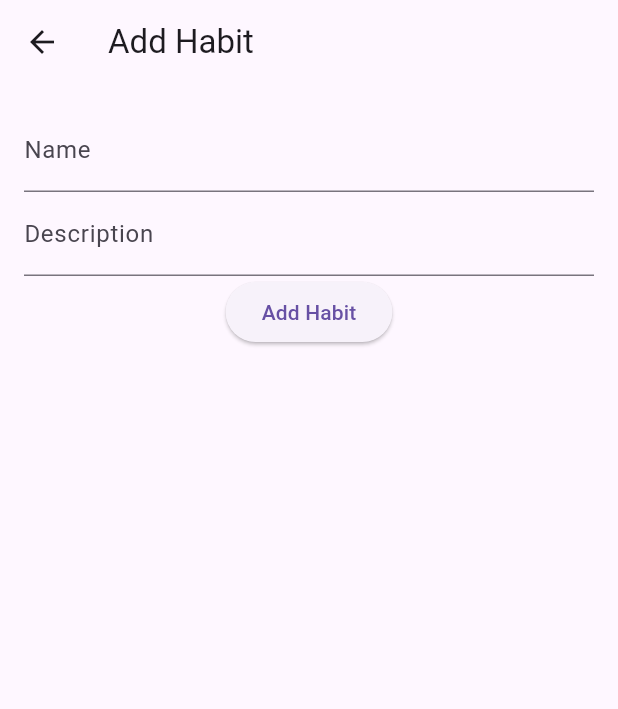
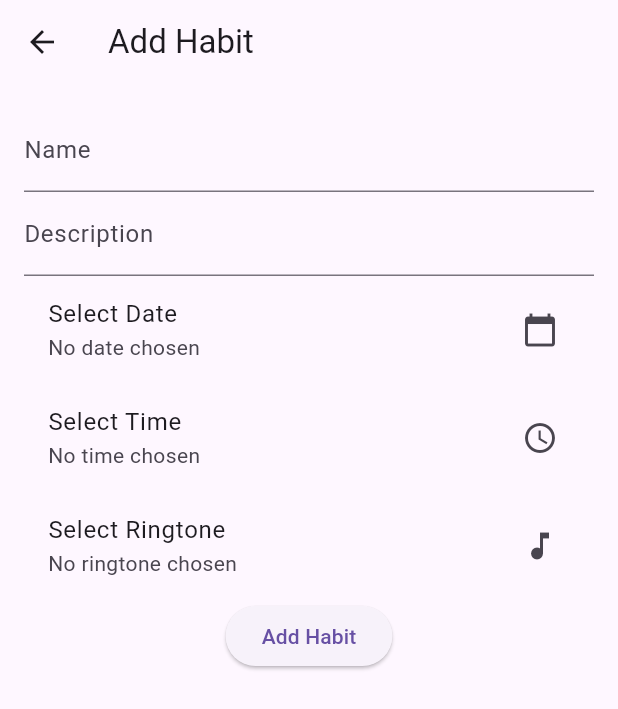
Before and after one commit to Shaiksrb9515/Habit_Tracking_App, a Flutter app: the AddHabitScreen screen opened directly, after a tap on "Add Habit", on a phone screen of 412 x 824 dp. Shown: the top 709 px of the screen. Run offline on Flutter 3.47's test engine with Material 3 defaults, Android fonts, the phone set to English and light mode, and no system bars; our stand-ins replace cloud_firestore, file_picker, firebase_core, fl_chart, flutter_local_notifications, table_calendar and 1 more; accounts and stored records are empty.

```diff
--- a/lib/screens/add_habit_screen.dart
+++ b/lib/screens/add_habit_screen.dart
@@ -1,5 +1,6 @@
 import 'package:flutter/material.dart';
 import 'package:provider/provider.dart';
+import 'package:file_picker/file_picker.dart';
 import 'habit_provider.dart';
 
 class AddHabitScreen extends StatefulWidget {
@@ -13,6 +14,9 @@ class _AddHabitScreenState extends State<AddHabitScreen> {
   final _formKey = GlobalKey<FormState>();
   late String name;
   late String description;
+  DateTime? _selectedDate;
+  TimeOfDay? _selectedTime;
+  String? _selectedRingtone;
 
   @override
   Widget build(BuildContext context) {
@@ -36,10 +40,42 @@ class _AddHabitScreenState extends State<AddHabitScreen> {
                 },
                 decoration: const InputDecoration(labelText: 'Description'),
               ),
+              ListTile(
+                title: const Text("Select Date"),
+                subtitle: Text(_selectedDate == null
+                    ? "No date chosen"
+                    : "${_selectedDate!.toLocal()}".split(' ')[0]),
+                trailing: const Icon(Icons.calendar_today),
+                onTap: _pickDate,
+              ),
+              ListTile(
+                title: const Text("Select Time"),
+                subtitle: Text(_selectedTime == null
+                    ? "No time chosen"
+                    : _selectedTime!.format(context)),
+                trailing: const Icon(Icons.access_time),
+                onTap: _pickTime,
+              ),
+              ListTile(
+                title: const Text("Select Ringtone"),
+                subtitle: Text(_selectedRingtone ?? "No ringtone chosen"),
+                trailing: const Icon(Icons.music_note),
+                onTap: _pickRingtone,
+              ),
               ElevatedButton(
                 onPressed: () {
-                  if (_formKey.currentState!.validate()) {
-                    Provider.of<HabitProvider>(context, listen: false).addHabit(name, description);
+                  if (_formKey.currentState!.validate() &&
+                      _selectedDate != null &&
+                      _selectedTime != null) {
+                    final DateTime scheduledDateTime = DateTime(
+                      _selectedDate!.year,
+                      _selectedDate!.month,
+                      _selectedDate!.day,
+                      _selectedTime!.hour,
+                      _selectedTime!.minute,
+                    );
+                    Provider.of<HabitProvider>(context, listen: false)
+                        .addHabit(name, description, scheduledDateTime, _selectedRingtone);
                     Navigator.pop(context);
                   }
                 },
@@ -51,4 +87,41 @@ class _AddHabitScreenState extends State<AddHabitScreen> {
       ),
     );
   }
+
+  Future<void> _pickDate() async {
+    final DateTime? picked = await showDatePicker(
+      context: context,
+      initialDate: DateTime.now(),
+      firstDate: DateTime(2020),
+      lastDate: DateTime(2030),
+    );
+    if (picked != null && picked != _selectedDate) {
+      setState(() {
+        _selectedDate = picked;
+      });
+    }
+  }
+
+  Future<void> _pickTime() async {
+    final TimeOfDay? picked = await showTimePicker(
+      context: context,
+      initialTime: TimeOfDay.now(),
+    );
+    if (picked != null && picked != _selectedTime) {
+      setState(() {
+        _selectedTime = picked;
+      });
+    }
+  }
+
+  Future<void> _pickRingtone() async {
+    FilePickerResult? result = await FilePicker.platform.pickFiles(
+      type: FileType.audio,
+    );
+    if (result != null) {
+      setState(() {
+        _selectedRingtone = result.files.single.name.replaceAll('.mp3', '');
+      });
+    }
+  }
 }
--- a/lib/screens/habit_list.dart
+++ b/lib/screens/habit_list.dart
@@ -1,7 +1,7 @@
 import 'package:flutter/material.dart';
 import 'package:cloud_firestore/cloud_firestore.dart';
+import 'package:provider/provider.dart';
 import 'habit_provider.dart';
-import 'package:provider/provider.dart';
 
 class HabitList extends StatelessWidget {
   const HabitList({super.key});
@@ -25,7 +25,8 @@ class HabitList extends StatelessWidget {
               trailing: IconButton(
                 icon: const Icon(Icons.delete),
                 onPressed: () {
-                  Provider.of<HabitProvider>(context, listen: false).deleteHabit(habit.id);
+                  Provider.of<HabitProvider>(context, listen: false)
+                      .deleteHabit(habit.id);
                 },
               ),
             );
--- a/lib/screens/home_screen.dart
+++ b/lib/screens/home_screen.dart
@@ -22,7 +22,10 @@ class _HomeScreenState extends State<HomeScreen> {
           IconButton(
             icon: const Icon(Icons.add),
             onPressed: () {
-              Navigator.push(context, MaterialPageRoute(builder: (context) => const AddHabitScreen()));
+              Navigator.push(
+                context,
+                MaterialPageRoute(builder: (context) => const AddHabitScreen()),
+              );
             },
           ),
         ],
--- a/pubspec.yaml
+++ b/pubspec.yaml
@@ -24,6 +24,8 @@ dependencies:
   easy_localization: ^3.0.0
   intl: ^0.19.0
   timezone: ^0.9.0
+  audioplayers: ^6.0.0
+  file_picker: ^8.0.7
 
 dev_dependencies:
   flutter_test:
@@ -34,3 +36,5 @@ dev_dependencies:
 
 flutter:
   uses-material-design: true
+  assets:
+    - assets/ringtones/custom_ringtone.mp3
```
Also changed, not shown: lib/screens/habit_provider.dart (+13 -12 lines), lib/screens/login_screen.dart (+11 -9 lines), pubspec.lock, 6 other files.
